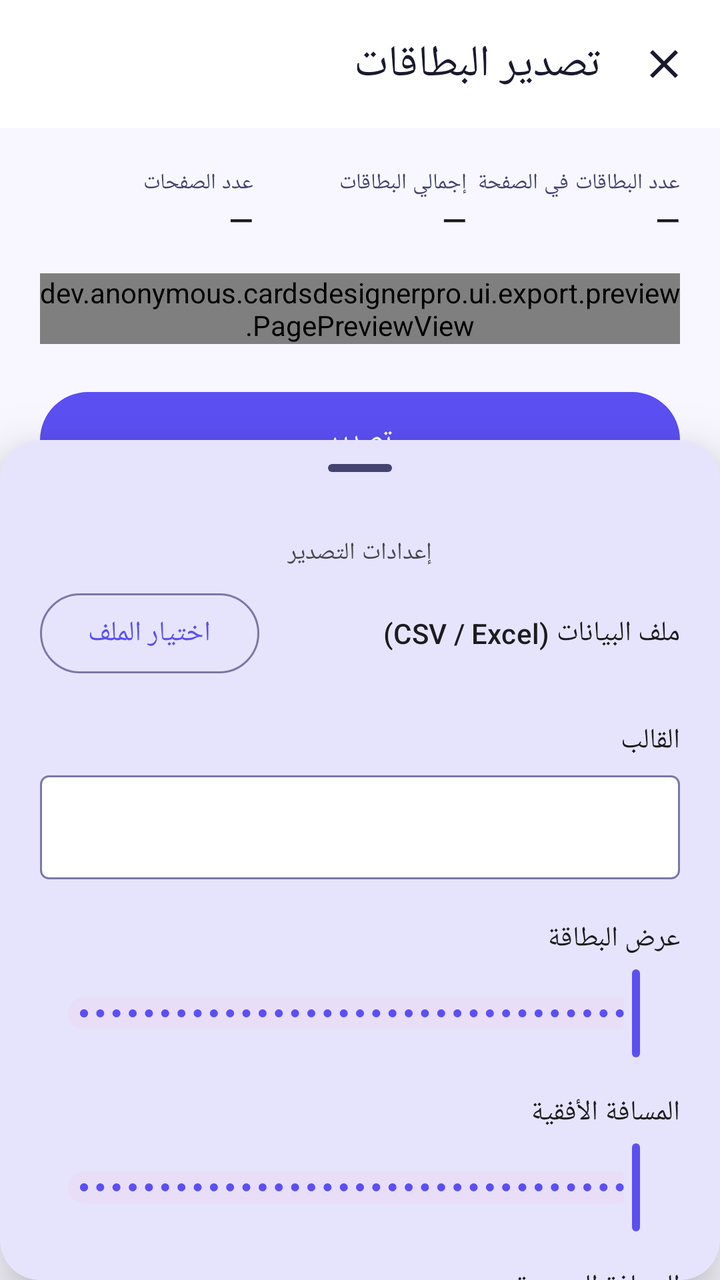
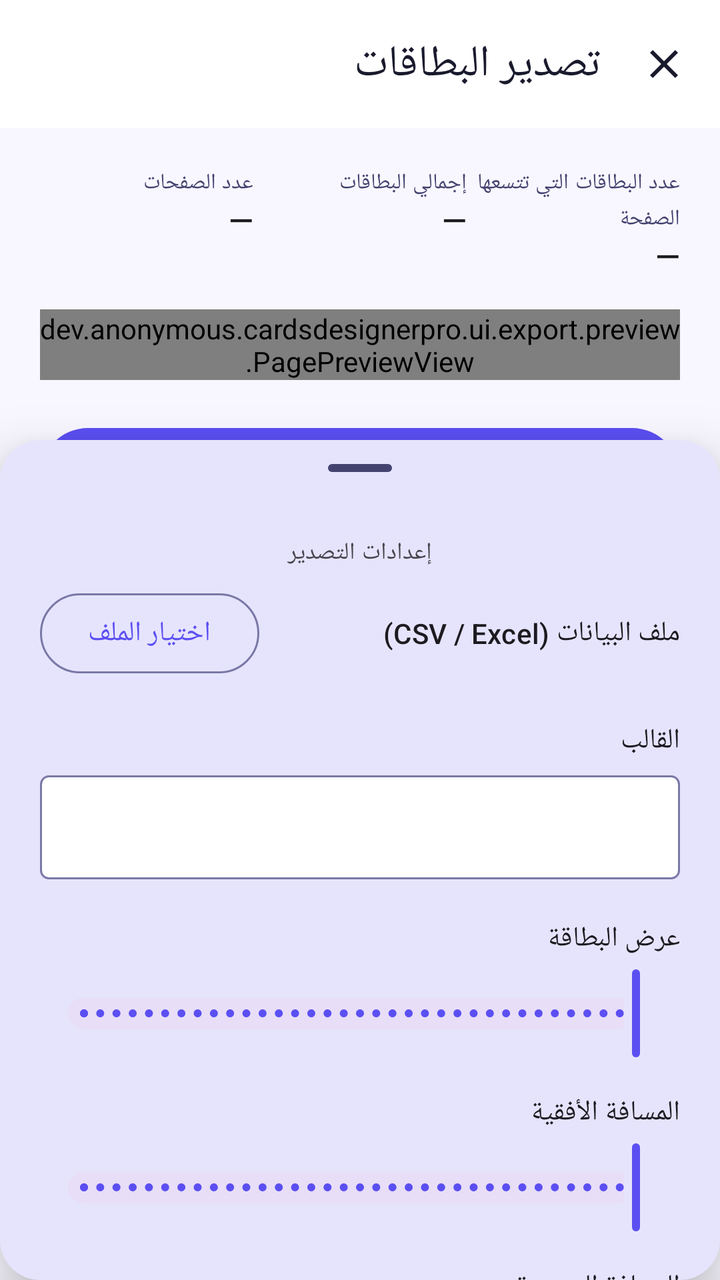

Two renders of the same Android screen: before a commit and after it. Below are the layout's source before the change and the commit's diff.
<!-- AndroidManifest.xml: application theme Theme.CardsDesignerPro -->
<!-- res/layout/activity_export_cards.xml -->
<?xml version="1.0" encoding="utf-8"?>
<RelativeLayout xmlns:android="http://schemas.android.com/apk/res/android"
    xmlns:app="http://schemas.android.com/apk/res-auto"
    android:layout_width="match_parent"
    android:layout_height="match_parent"
    android:layoutDirection="rtl">

    <androidx.coordinatorlayout.widget.CoordinatorLayout
        android:layout_width="match_parent"
        android:layout_height="match_parent">

        <com.google.android.material.appbar.AppBarLayout
            android:id="@+id/app_bar"
            android:layout_width="match_parent"
            android:layout_height="wrap_content"
            android:background="?attr/colorSurface"
            android:stateListAnimator="@null"
            app:elevation="0dp">
            <com.google.android.material.appbar.MaterialToolbar
                android:id="@+id/toolbar"
                android:layout_width="match_parent"
                android:layout_height="?attr/actionBarSize"
                app:title="@string/export_cards_title"
                app:navigationIcon="@drawable/ic_close_24"
                app:navigationIconTint="?attr/colorOnSurface"
                app:titleTextColor="?attr/colorOnSurface" />
        </com.google.android.material.appbar.AppBarLayout>

        <androidx.core.widget.NestedScrollView
            android:layout_width="match_parent"
            android:layout_height="match_parent"
            android:clipToPadding="false"
            android:paddingBottom="450dp"
            app:layout_behavior="@string/appbar_scrolling_view_behavior">

            <LinearLayout
                android:layout_width="match_parent"
                android:layout_height="wrap_content"
                android:orientation="vertical"
                android:padding="20dp">

                
                <LinearLayout
                    android:layout_width="match_parent"
                    android:layout_height="wrap_content"
                    android:orientation="horizontal"
                    android:layout_marginBottom="16dp">

                    
                    <LinearLayout
                        android:layout_width="0dp"
                        android:layout_height="wrap_content"
                        android:layout_weight="1"
                        android:orientation="vertical">
                        <TextView
                            android:id="@+id/tv_cards_per_page_label"
                            android:layout_width="wrap_content"
                            android:layout_height="wrap_content"
                            android:text="@string/label_cards_per_page"
                            android:textAppearance="?attr/textAppearanceLabelSmall"
                            android:textColor="?attr/colorOnSurfaceVariant" />
                        <TextView
                            android:id="@+id/tv_cards_per_page"
                            android:layout_width="wrap_content"
                            android:layout_height="wrap_content"
                            android:text="—"
                            android:textAppearance="?attr/textAppearanceTitleMedium" />
                    </LinearLayout>

                    
                    <LinearLayout
                        android:layout_width="0dp"
                        android:layout_height="wrap_content"
                        android:layout_weight="1"
                        android:orientation="vertical">
                        <TextView
                            android:layout_width="wrap_content"
                            android:layout_height="wrap_content"
                            android:text="@string/label_total_cards"
                            android:textAppearance="?attr/textAppearanceLabelSmall"
                            android:textColor="?attr/colorOnSurfaceVariant" />
                        <TextView
                            android:id="@+id/tv_total_cards"
                            android:layout_width="wrap_content"
                            android:layout_height="wrap_content"
                            android:text="—"
                            android:textAppearance="?attr/textAppearanceTitleMedium" />
                    </LinearLayout>

                    
                    <LinearLayout
                        android:layout_width="0dp"
                        android:layout_height="wrap_content"
                        android:layout_weight="1"
                        android:orientation="vertical">
                        <TextView
                            android:id="@+id/tv_total_pages_label"
                            android:layout_width="wrap_content"
                            android:layout_height="wrap_content"
                            android:text="@string/label_total_pages"
                            android:textAppearance="?attr/textAppearanceLabelSmall"
                            android:textColor="?attr/colorOnSurfaceVariant" />
                        <TextView
                            android:id="@+id/tv_total_pages"
                            android:layout_width="wrap_content"
                            android:layout_height="wrap_content"
                            android:text="—"
                            android:textAppearance="?attr/textAppearanceTitleMedium" />
                    </LinearLayout>

                    
                    <LinearLayout
                        android:id="@+id/layout_total_dual_pages"
                        android:layout_width="0dp"
                        android:layout_height="wrap_content"
                        android:layout_weight="1"
                        android:orientation="vertical"
                        android:visibility="gone">
                        <TextView
                            android:layout_width="wrap_content"
                            android:layout_height="wrap_content"
                            android:text="@string/label_total_pages_both"
                            android:textAppearance="?attr/textAppearanceLabelSmall"
                            android:textColor="?attr/colorOnSurfaceVariant" />
                        <TextView
                            android:id="@+id/tv_total_dual_pages"
                            android:layout_width="wrap_content"
                            android:layout_height="wrap_content"
                            android:text="—"
                            android:textAppearance="?attr/textAppearanceTitleMedium" />
                    </LinearLayout>
                </LinearLayout>

                
                <TextView
                    android:id="@+id/tv_front_side_title"
                    android:layout_width="match_parent"
                    android:layout_height="wrap_content"
                    android:text="@string/label_front_side"
                    android:textAppearance="?attr/textAppearanceTitleMedium"
                    android:layout_marginBottom="8dp"
                    android:visibility="gone" />

                
                <dev.anonymous.cardsdesignerpro.ui.export.preview.PagePreviewView
                    android:id="@+id/page_preview"
                    android:layout_width="match_parent"
                    android:layout_height="wrap_content"
                    android:layout_marginBottom="20dp" />

                
                <LinearLayout
                    android:id="@+id/layout_back_side_preview"
                    android:layout_width="match_parent"
                    android:layout_height="wrap_content"
                    android:orientation="vertical"
                    android:visibility="gone">

                    <LinearLayout
                        android:layout_width="match_parent"
                        android:layout_height="wrap_content"
                        android:orientation="horizontal"
                        android:gravity="center_vertical"
                        android:layout_marginBottom="8dp">
                        <TextView
                            android:layout_width="0dp"
                            android:layout_height="wrap_content"
                            android:layout_weight="1"
                            android:text="@string/label_back_side"
                            android:textAppearance="?attr/textAppearanceTitleMedium" />
                        <TextView
                            android:id="@+id/tv_flip_hint"
                            android:layout_width="wrap_content"
                            android:layout_height="wrap_content"
                            android:text="@string/flip_hint_long_edge"
                            android:textAppearance="?attr/textAppearanceLabelSmall"
                            android:textColor="?attr/colorOnSurfaceVariant" />
                    </LinearLayout>

                    <dev.anonymous.cardsdesignerpro.ui.export.preview.PagePreviewView
                        android:id="@+id/page_preview_back"
                        android:layout_width="match_parent"
                        android:layout_height="wrap_content"
                        android:layout_marginBottom="20dp" />
                </LinearLayout>

                
                <com.google.android.material.progressindicator.LinearProgressIndicator
                    android:id="@+id/progress_export"
                    android:layout_width="match_parent"
                    android:layout_height="wrap_content"
                    android:layout_marginBottom="12dp"
                    android:visibility="gone"
                    app:trackCornerRadius="4dp" />

                
                <com.google.android.material.button.MaterialButton
                    android:id="@+id/btn_export_separate"
                    style="@style/Widget.Material3.Button.OutlinedButton"
                    android:layout_width="match_parent"
                    android:layout_height="56dp"
                    android:layout_marginBottom="8dp"
                    android:text="@string/btn_export_separate"
                    android:visibility="gone" />

                
                <com.google.android.material.button.MaterialButton
                    android:id="@+id/btn_export"
                    style="@style/Widget.Material3.Button"
                    android:layout_width="match_parent"
                    android:layout_height="56dp"
                    android:text="@string/btn_export" />

            </LinearLayout>
        </androidx.core.widget.NestedScrollView>

    </androidx.coordinatorlayout.widget.CoordinatorLayout>

    
    <com.google.android.material.card.MaterialCardView
        android:id="@+id/bottom_sheet_host"
        android:layout_width="match_parent"
        android:layout_height="420dp"
        android:layout_alignParentBottom="true"
        app:cardBackgroundColor="?attr/colorSurface"
        app:cardCornerRadius="20dp"
        app:cardElevation="16dp"
        app:strokeWidth="0dp"
        android:clickable="true"
        android:focusable="true">

        <LinearLayout
            android:layout_width="match_parent"
            android:layout_height="match_parent"
            android:orientation="vertical">

            <com.google.android.material.bottomsheet.BottomSheetDragHandleView
                android:id="@+id/drag_handle_area"
                android:layout_width="match_parent"
                android:layout_height="wrap_content" />

            <TextView
                android:layout_width="match_parent"
                android:layout_height="wrap_content"
                android:text="@string/title_export_settings"
                android:textAppearance="?attr/textAppearanceLabelMedium"
                android:gravity="center"
                android:layout_marginBottom="8dp" />

            <androidx.core.widget.NestedScrollView
                android:layout_width="match_parent"
                android:layout_height="match_parent">

                <LinearLayout
                    android:layout_width="match_parent"
                    android:layout_height="wrap_content"
                    android:orientation="vertical"
                    android:paddingHorizontal="20dp"
                    android:paddingBottom="40dp">

                    
                    <LinearLayout
                        android:layout_width="match_parent"
                        android:layout_height="wrap_content"
                        android:orientation="horizontal"
                        android:gravity="center_vertical"
                        android:layout_marginBottom="4dp">

                        <TextView
                            android:layout_width="0dp"
                            android:layout_height="wrap_content"
                            android:layout_weight="1"
                            android:text="@string/label_data_file"
                            android:textAppearance="?attr/textAppearanceTitleSmall" />

                        <com.google.android.material.button.MaterialButton
                            android:id="@+id/btn_choose_file"
                            style="@style/Widget.Material3.Button.OutlinedButton"
                            android:layout_width="wrap_content"
                            android:layout_height="wrap_content"
                            android:text="@string/btn_choose_file" />
                    </LinearLayout>

                    
                    <androidx.recyclerview.widget.RecyclerView
                        android:id="@+id/rv_selected_files"
                        android:layout_width="match_parent"
                        android:layout_height="wrap_content"
                        android:layout_marginBottom="16dp"
                        android:nestedScrollingEnabled="false" />

                    
                    <TextView
                        android:layout_width="match_parent"
                        android:layout_height="wrap_content"
                        android:text="@string/label_template"
                        android:textAppearance="?attr/textAppearanceTitleSmall"
                        android:layout_marginBottom="8dp" />
                    <Spinner
                        android:id="@+id/spinner_template"
                        android:layout_width="match_parent"
                        android:layout_height="52dp"
                        android:background="@drawable/bg_spinner_outline"
                        android:layout_marginBottom="20dp" />

                    
                    <TextView
                        android:id="@+id/tv_card_width_label"
                        android:layout_width="match_parent"
                        android:layout_height="wrap_content"
                        android:text="@string/label_card_width"
                        android:textAppearance="?attr/textAppearanceTitleSmall"
                        android:layout_marginBottom="4dp" />
                    <com.google.android.material.slider.Slider
                        android:id="@+id/slider_card_width"
                        android:layout_width="match_parent"
                        android:layout_height="wrap_content"
                        android:valueFrom="0.1"
                        android:valueTo="0.9"
                        android:stepSize="0.01"
                        android:layout_marginBottom="16dp" />

                    
                    <TextView
                        android:layout_width="match_parent"
                        android:layout_height="wrap_content"
                        android:text="@string/label_horizontal_spacing"
                        android:textAppearance="?attr/textAppearanceTitleSmall"
                        android:layout_marginBottom="4dp" />
                    <com.google.android.material.slider.Slider
                        android:id="@+id/slider_h_spacing"
                        android:layout_width="match_parent"
                        android:layout_height="wrap_content"
                        android:valueFrom="0"
                        android:valueTo="60"
                        android:stepSize="1"
                        android:layout_marginBottom="16dp" />

                    
                    <TextView
                        android:layout_width="match_parent"
                        android:layout_height="wrap_content"
                        android:text="@string/label_vertical_spacing"
                        android:textAppearance="?attr/textAppearanceTitleSmall"
                        android:layout_marginBottom="4dp" />
                    <com.google.android.material.slider.Slider
                        android:id="@+id/slider_v_spacing"
                        android:layout_width="match_parent"
                        android:layout_height="wrap_content"
                        android:valueFrom="0"
                        android:valueTo="60"
                        android:stepSize="1"
                        android:layout_marginBottom="16dp" />

                    
                    <TextView
                        android:layout_width="match_parent"
                        android:layout_height="wrap_content"
                        android:text="@string/label_page_size"
                        android:textAppearance="?attr/textAppearanceTitleSmall"
                        android:layout_marginBottom="8dp" />
                    <Spinner
                        android:id="@+id/spinner_page_size"
                        android:layout_width="match_parent"
                        android:layout_height="52dp"
                        android:background="@drawable/bg_spinner_outline"
                        android:layout_marginBottom="20dp" />

                    

                    
                    <com.google.android.material.checkbox.MaterialCheckBox
                        android:id="@+id/checkbox_front_only"
                        android:layout_width="match_parent"
                        android:layout_height="wrap_content"
                        android:text="@string/label_export_front_only"
                        android:layout_marginBottom="12dp"
                        android:visibility="gone" />

                    
                    <TextView
                        android:id="@+id/tv_flip_edge_label"
                        android:layout_width="match_parent"
                        android:layout_height="wrap_content"
                        android:text="@string/label_flip_edge_hint"
                        android:textAppearance="?attr/textAppearanceLabelMedium"
                        android:textColor="?attr/colorOnSurfaceVariant"
                        android:layout_marginBottom="8dp"
                        android:visibility="gone" />

                    <com.google.android.material.button.MaterialButtonToggleGroup
                        android:id="@+id/toggle_flip_edge"
                        android:layout_width="match_parent"
                        android:layout_height="wrap_content"
                        android:layout_marginBottom="16dp"
                        app:singleSelection="true"
                        app:selectionRequired="true"
                        android:visibility="gone">

                        <com.google.android.material.button.MaterialButton
                            android:id="@+id/btn_flip_long"
                            style="@style/Widget.Material3.Button.OutlinedButton"
                            android:layout_width="0dp"
                            android:layout_height="wrap_content"
                            android:layout_weight="1"
                            android:text="@string/flip_edge_long" />

                        <com.google.android.material.button.MaterialButton
                            android:id="@+id/btn_flip_short"
                            style="@style/Widget.Material3.Button.OutlinedButton"
                            android:layout_width="0dp"
                            android:layout_height="wrap_content"
                            android:layout_weight="1"
                            android:text="@string/flip_edge_short" />

                    </com.google.android.material.button.MaterialButtonToggleGroup>

                </LinearLayout>
            </androidx.core.widget.NestedScrollView>
        </LinearLayout>
    </com.google.android.material.card.MaterialCardView>

</RelativeLayout>
<!-- resources referenced by this layout -->
<resources>
  <string name="btn_choose_file">اختيار الملف</string>
  <string name="btn_export">تصدير</string>
  <string name="btn_export_separate">تصدير ملفين PDF منفصلين</string>
  <string name="export_cards_title">تصدير البطاقات</string>
  <string name="flip_edge_long">قلب على الحافة الطويلة\n(طباعة أفقية)</string>
  <string name="flip_edge_short">قلب على الحافة القصيرة\n(طباعة عمودية)</string>
  <string name="flip_hint_long_edge">(قلب على الحافة الطويلة)</string>
  <string name="label_back_side">الوجه الخلفي</string>
  <string name="label_card_width">عرض البطاقة</string>
  <string name="label_cards_per_page">عدد البطاقات في الصفحة</string>
  <string name="label_data_file">ملف البيانات (CSV / Excel)</string>
  <string name="label_export_front_only">تصدير الوجه الأمامي فقط (تجاهل الوجه الخلفي)</string>
  <string name="label_flip_edge_hint">اتجاه قلب الورقة عند طباعة الوجهين — اختر الوضع المناسب لطابعتك</string>
  <string name="label_front_side">الوجه الأمامي</string>
  <string name="label_horizontal_spacing">المسافة الأفقية</string>
  <string name="label_page_size">حجم الصفحة</string>
  <string name="label_template">القالب</string>
  <string name="label_total_cards">إجمالي البطاقات</string>
  <string name="label_total_pages">عدد الصفحات</string>
  <string name="label_total_pages_both">إجمالي الصفحات (الوجهين)</string>
  <string name="label_vertical_spacing">المسافة العمودية</string>
  <string name="title_export_settings">إعدادات التصدير</string>
  <style name="Theme.CardsDesignerPro" parent="Base.Theme.CardsDesignerPro" />
  <style name="Base.Theme.CardsDesignerPro" parent="Theme.Material3.DayNight.NoActionBar">
          <item name="colorPrimary">@color/md_theme_light_primary</item>
          <item name="colorOnPrimary">@color/md_theme_light_onPrimary</item>
          <item name="colorPrimaryContainer">@color/md_theme_light_primaryContainer</item>
          <item name="colorOnPrimaryContainer">@color/md_theme_light_onPrimaryContainer</item>
          <item name="colorSecondary">@color/md_theme_light_secondary</item>
          <item name="colorOnSecondary">@color/md_theme_light_onSecondary</item>
          <item name="android:colorBackground">@color/md_theme_light_background</item>
          <item name="colorSurface">@color/md_theme_light_surface</item>
          <item name="colorOnSurface">@color/md_theme_light_onSurface</item>
          <item name="colorSurfaceVariant">@color/md_theme_light_surfaceVariant</item>
          <item name="colorOnSurfaceVariant">@color/md_theme_light_onSurfaceVariant</item>
          <item name="colorOutline">@color/md_theme_light_outline</item>
          <item name="colorError">@color/md_theme_light_error</item>
          <item name="colorOnError">@color/md_theme_light_onError</item>
          <item name="android:layoutDirection">rtl</item>
          <item name="android:supportsRtl">true</item>
      </style>
  <color name="md_theme_light_primary">#FF5B4FF2</color>
  <color name="md_theme_light_onPrimary">#FFFFFFFF</color>
  <color name="md_theme_light_primaryContainer">#FFE8E5FF</color>
  <color name="md_theme_light_onPrimaryContainer">#FF1A006E</color>
  <color name="md_theme_light_secondary">#FF00BFA5</color>
  <color name="md_theme_light_onSecondary">#FFFFFFFF</color>
  <color name="md_theme_light_background">#FFF8F7FF</color>
  <color name="md_theme_light_surface">#FFFFFFFF</color>
  <color name="md_theme_light_onSurface">#FF1A1A2E</color>
  <color name="md_theme_light_surfaceVariant">#FFE8E5FF</color>
  <color name="md_theme_light_onSurfaceVariant">#FF444370</color>
  <color name="md_theme_light_outline">#FF7A78A6</color>
  <color name="md_theme_light_error">#FFB3261E</color>
  <color name="md_theme_light_onError">#FFFFFFFF</color>
  <!-- unchanged entries left out for length: 2 -->
</resources>

<!-- the commit's change to res/layout/activity_export_cards.xml (unified diff, before → after) -->
@@ -14,13 +14,13 @@
             android:layout_width="match_parent"
             android:layout_height="wrap_content"
             android:background="?attr/colorSurface"
-            android:stateListAnimator="@null"
-            app:elevation="0dp">
+            app:liftOnScrollColor="@android:color/transparent">
             <com.google.android.material.appbar.MaterialToolbar
                 android:id="@+id/toolbar"
                 android:layout_width="match_parent"
                 android:layout_height="?attr/actionBarSize"
                 app:title="@string/export_cards_title"
+                app:layout_scrollFlags="scroll|enterAlways|snap"
                 app:navigationIcon="@drawable/ic_close_24"
                 app:navigationIconTint="?attr/colorOnSurface"
                 app:titleTextColor="?attr/colorOnSurface" />
<!-- resource entries referenced after the edit -->
@@ -4,12 +4,12 @@
   <string name="btn_export">تصدير</string>
   <string name="btn_export_separate">تصدير ملفين PDF منفصلين</string>
   <string name="export_cards_title">تصدير البطاقات</string>
-  <string name="flip_edge_long">قلب على الحافة الطويلة\n(طباعة أفقية)</string>
-  <string name="flip_edge_short">قلب على الحافة القصيرة\n(طباعة عمودية)</string>
+  <string name="flip_edge_long">الحافة الطويلة (افتراضي)</string>
+  <string name="flip_edge_short">الحافة القصيرة</string>
   <string name="flip_hint_long_edge">(قلب على الحافة الطويلة)</string>
   <string name="label_back_side">الوجه الخلفي</string>
   <string name="label_card_width">عرض البطاقة</string>
-  <string name="label_cards_per_page">عدد البطاقات في الصفحة</string>
+  <string name="label_cards_per_page">عدد البطاقات التي تتسعها الصفحة</string>
   <string name="label_data_file">ملف البيانات (CSV / Excel)</string>
   <string name="label_export_front_only">تصدير الوجه الأمامي فقط (تجاهل الوجه الخلفي)</string>
   <string name="label_flip_edge_hint">اتجاه قلب الورقة عند طباعة الوجهين — اختر الوضع المناسب لطابعتك</string>
@@ -38,6 +38,8 @@
           <item name="colorOutline">@color/md_theme_light_outline</item>
           <item name="colorError">@color/md_theme_light_error</item>
           <item name="colorOnError">@color/md_theme_light_onError</item>
+          <item name="android:statusBarColor">?attr/colorSurface</item>
+          <item name="android:windowLightStatusBar">true</item>
           <item name="android:layoutDirection">rtl</item>
           <item name="android:supportsRtl">true</item>
       </style>
